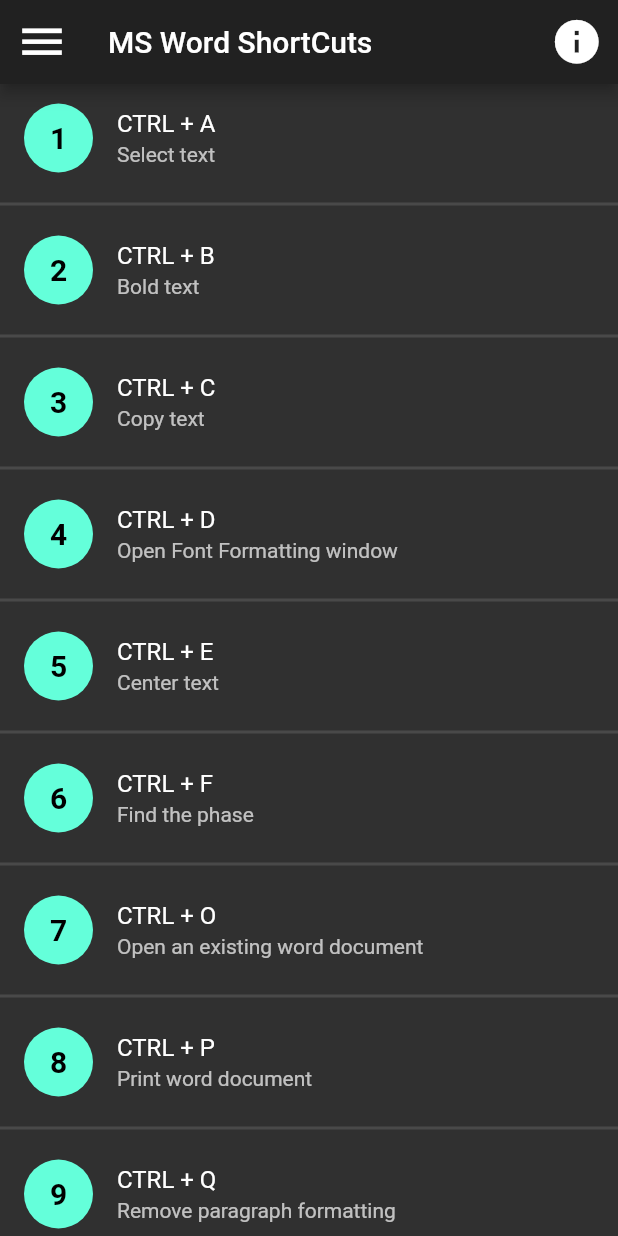
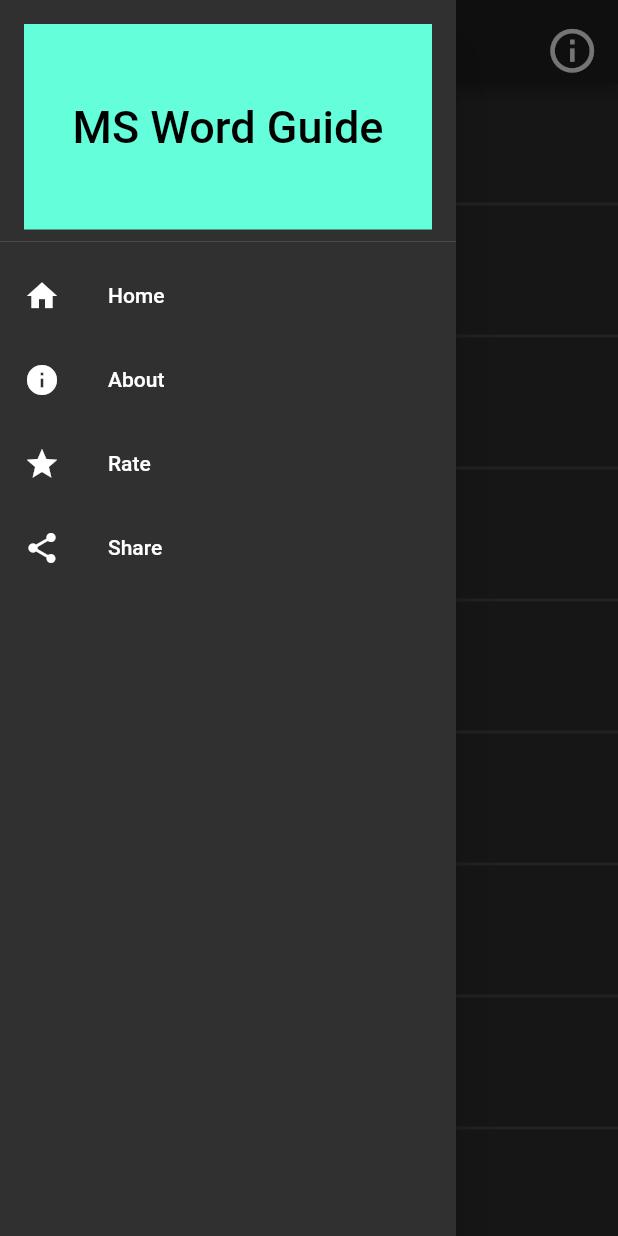
Before and after one commit to tilakpoudel/MultiScreenApp, a Flutter app: the screen it shows after launch, with the side drawer open (before the commit the screen has no drawer), on a phone screen of 412 x 824 dp. Run offline on Flutter 3.47's test engine with Material 2 defaults, Android fonts, the phone set to English and light mode, and no system bars; our stand-ins replace share.

Commit message:
updates with share

```diff
--- a/lib/screens/homepage.dart
+++ b/lib/screens/homepage.dart
@@ -1,25 +1,90 @@
 import 'package:flutter/material.dart';
+import './about_page.dart';
 import '../data/ms_shortcut_data.dart';
+import 'package:url_launcher/url_launcher.dart';
+import 'package:share/share.dart';
 
 class HomePage extends StatelessWidget {
   @override
   Widget build(BuildContext context) {
-    print(data);
+    // print(data);
     return Scaffold(
+      drawer: Drawer(
+        child: ListView(
+          children: [
+            DrawerHeader(
+              child: Padding(
+                padding: const EdgeInsets.all(0.0),
+                child: Container(
+                  color: Colors.tealAccent,
+                  child: Center(
+                    child: Text(
+                      "MS Word Guide",
+                      style: TextStyle(
+                        color: Colors.black,
+                        fontSize: 30.0,
+                      ),
+                    ),
+                  ),
+                ),
+              ),
+            ),
+            ListTile(
+              onTap: () {
+                Navigator.pop(context);
+              },
+              leading: Icon(Icons.home),
+              title: Text("Home"),
+            ),
+            ListTile(
+              onTap: () {
+                Navigator.push(
+                  context,
+                  MaterialPageRoute(builder: (context) {
+                    return AboutPage();
+                  }),
+                );
+              },
+              leading: Icon(Icons.info),
+              title: Text("About"),
+            ),
+            ListTile(
+              onTap: () {
+                launch(
+                    "https://www.youtube.com/channel/UCLv3aKSgC-hFHlq14IXCIJw");
+              },
+              leading: Icon(Icons.star),
+              title: Text("Rate"),
+            ),
+            ListTile(
+              onTap: () {
+                Share.share("You can download from playstore!");
+              },
+              leading: Icon(Icons.share),
+              title: Text("Share"),
+            ),
+          ],
+        ),
+      ),
       appBar: AppBar(
         // centerTitle: true,
         title: Text("MS Word ShortCuts"),
-        leading: Icon(
-          Icons.menu,
-          size: 35.0,
-        ),
         actions: [
           Padding(
-            padding: EdgeInsets.all(10.0),
-            child: Icon(
-              Icons.info,
-              size: 35.0,
-            ),
+            padding: EdgeInsets.all(8.0),
+            child: IconButton(
+                icon: Icon(
+                  Icons.info_outline,
+                  size: 35.0,
+                ),
+                onPressed: () {
+                  Navigator.push(
+                    context,
+                    MaterialPageRoute(builder: (context) {
+                      return AboutPage();
+                    }),
+                  );
+                }),
           ),
         ],
       ),
--- a/pubspec.yaml
+++ b/pubspec.yaml
@@ -28,6 +28,8 @@ dependencies:
   # The following adds the Cupertino Icons font to your application.
   # Use with the CupertinoIcons class for iOS style icons.
   cupertino_icons: ^1.0.0
+  url_launcher: ^5.7.10
+  share: ^0.6.5+4
 
 dev_dependencies:
   flutter_test:
```
Also changed, not shown: lib/screens/about_page.dart (added, +37 -0 lines), pubspec.lock.
